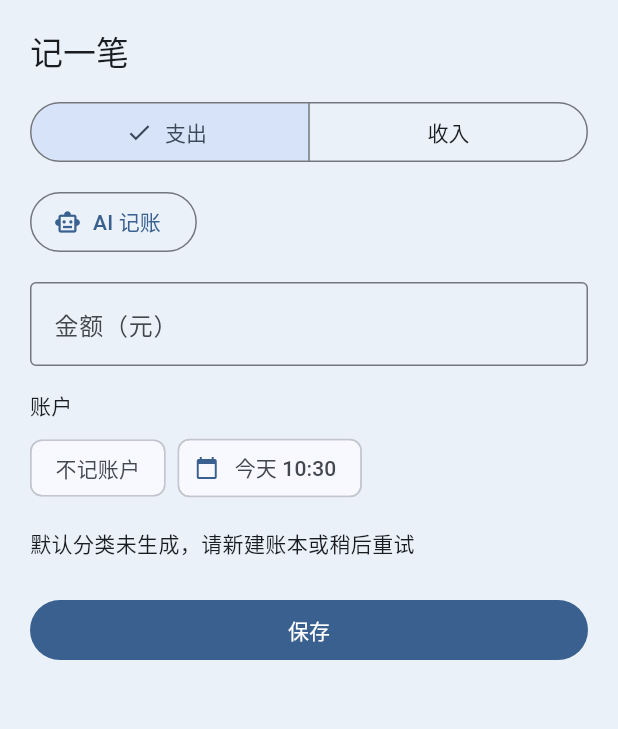
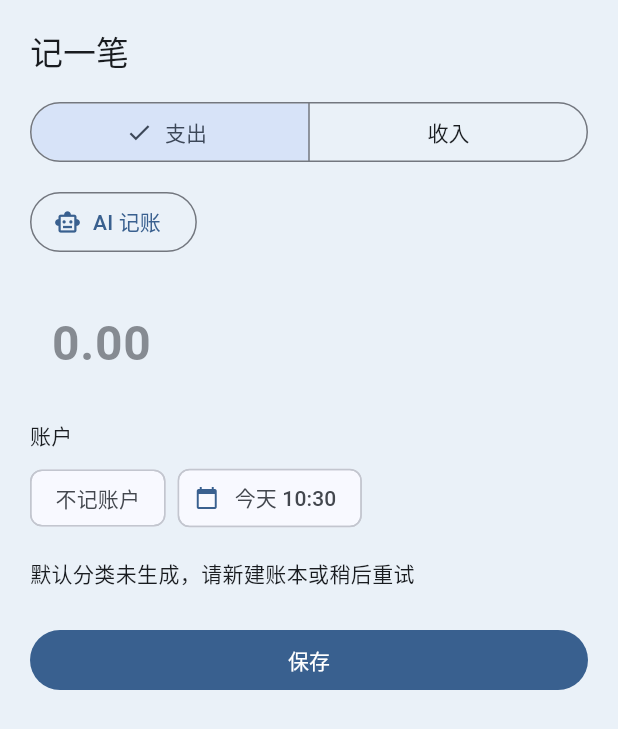
Before and after one commit to KaltsitLLL/timebook, a Flutter app: the AddTransactionSheet widget shown alone on an empty page, opened directly, on a phone screen of 412 x 824 dp. Shown: the top 729 px of the screen. Run offline on Flutter 3.47's test engine with Material 3 defaults, Android fonts, the phone set to English and light mode, and no system bars; our stand-ins replace drift, drift_flutter, file_picker, fl_chart, flutter_local_notifications, flutter_riverpod and 2 more; missing offline and left inert: gbk_codec; accounts and stored records are empty; generated files the repository leaves out were written again.

Commit message:
style(bookkeeping): 记一笔金额区对齐原型（40px 大字无边框）

```diff
--- a/timebook/lib/features/bookkeeping/presentation/add_transaction_sheet.dart
+++ b/timebook/lib/features/bookkeeping/presentation/add_transaction_sheet.dart
@@ -178,10 +178,26 @@ class _AddTransactionSheetState extends ConsumerState<AddTransactionSheet> {
           keyboardType:
               const TextInputType.numberWithOptions(decimal: true),
           onChanged: (_) => setState(() {}),
-          decoration: const InputDecoration(
-            labelText: '金额（元）',
-            border: OutlineInputBorder(),
+          style: const TextStyle(
+            fontSize: 40,
+            fontWeight: FontWeight.w700,
+            fontFeatures: [FontFeature.tabularFigures()],
+          ),
+          decoration: InputDecoration(
+            border: InputBorder.none,
+            hintText: '0.00',
+            hintStyle: TextStyle(
+              fontSize: 32,
+              color: Theme.of(context)
+                  .colorScheme
+                  .onSurfaceVariant
+                  .withValues(alpha: .6),
+            ),
             prefixText: '¥ ',
+            prefixStyle: TextStyle(
+              fontSize: 18,
+              color: Theme.of(context).colorScheme.onSurfaceVariant,
+            ),
           ),
         ),
         if (raw.isNotEmpty && arithCents != null && arithCents > 0)
```
Also changed, not shown: 1 other file.
